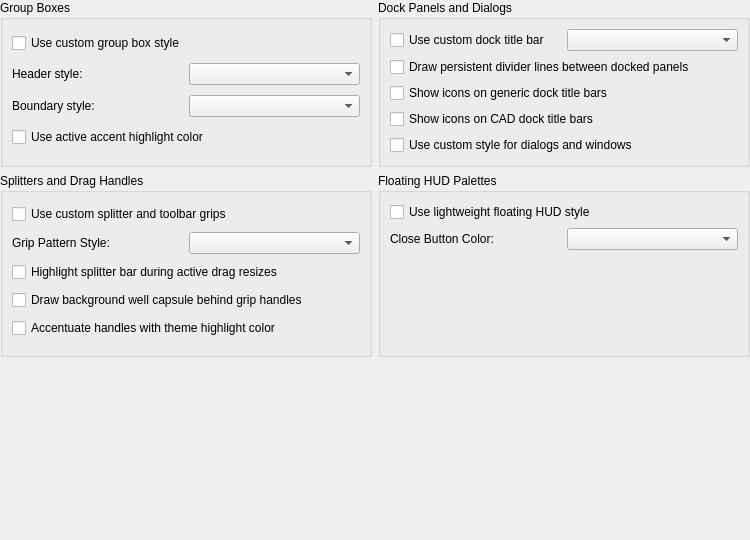
This is librecad/src/ui/dialogs/settings/options_widget/pages/lc_settings_page_skin_containers.ui in sand1024/LibreCAD as Qt 5 draws it before an edit. The edited form follows.
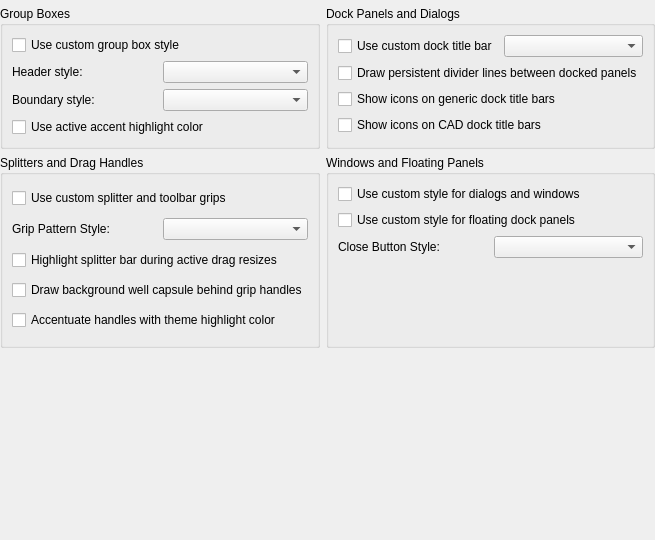
This is the edited form. Custom widgets are drawn as their Qt base class.

Commit message: app colors commons

```diff
--- a/librecad/src/ui/dialogs/settings/options_widget/pages/lc_settings_page_skin_containers.ui
+++ b/librecad/src/ui/dialogs/settings/options_widget/pages/lc_settings_page_skin_containers.ui
@@ -6,7 +6,7 @@
    <rect>
     <x>0</x>
     <y>0</y>
-    <width>750</width>
+    <width>640</width>
     <height>540</height>
    </rect>
   </property>
@@ -36,7 +36,14 @@
      </property>
     </spacer>
    </item>
-   <item row="0" column="1">
+   <item row="0" column="0" colspan="2">
+    <widget class="LC_SettingsBannerWidget" name="bannerWidget" native="true">
+     <property name="visible">
+      <bool>false</bool>
+     </property>
+    </widget>
+   </item>
+   <item row="1" column="1">
     <widget class="QGroupBox" name="gbDockTitle">
      <property name="title">
       <string>Dock Panels and Dialogs</string>
@@ -92,20 +99,10 @@
         </property>
        </widget>
       </item>
-      <item row="4" column="0" colspan="2">
-       <widget class="QCheckBox" name="chkCustomDialogTitleBar">
-        <property name="toolTip">
-         <string>Render dialogs and windows with lightweight custom titlebars and active highlights.</string>
-        </property>
-        <property name="text">
-         <string>Use custom style for dialogs and windows</string>
-        </property>
-       </widget>
-      </item>
      </layout>
     </widget>
    </item>
-   <item row="0" column="0">
+   <item row="1" column="0">
     <widget class="QGroupBox" name="gbGroupBox">
      <property name="title">
       <string>Group Boxes</string>
@@ -174,23 +171,13 @@
      </layout>
     </widget>
    </item>
-   <item row="1" column="1">
+   <item row="2" column="1">
     <widget class="QGroupBox" name="gbFloatingHUD">
      <property name="title">
-      <string>Floating HUD Palettes</string>
+      <string>Windows and Floating Panels</string>
      </property>
      <layout class="QGridLayout" name="gridLayout_hud">
-      <item row="0" column="0" colspan="2">
-       <widget class="QCheckBox" name="chkUseFloatingHUD">
-        <property name="toolTip">
-         <string>Render floating dock widgets and detachable menus as lightweight frosted HUD overlay panels.</string>
-        </property>
-        <property name="text">
-         <string>Use lightweight floating HUD style</string>
-        </property>
-       </widget>
-      </item>
-      <item row="1" column="1">
+      <item row="3" column="1">
        <widget class="QComboBox" name="cbCloseColorPolicy">
         <property name="toolTip">
          <string>Select close button hover/idle color policy.</string>
@@ -200,17 +187,7 @@
         </property>
        </widget>
       </item>
-      <item row="1" column="0">
-       <widget class="QLabel" name="lblCloseColor">
-        <property name="toolTip">
-         <string>Select visual color policy applied to floating HUD close button.</string>
-        </property>
-        <property name="text">
-         <string>Close Button Color:</string>
-        </property>
-       </widget>
-      </item>
-      <item row="2" column="1">
+      <item row="4" column="1">
        <spacer name="verticalSpacer_2">
         <property name="orientation">
          <enum>Qt::Orientation::Vertical</enum>
@@ -223,10 +200,46 @@
         </property>
        </spacer>
       </item>
+      <item row="3" column="0">
+       <widget class="QLabel" name="lblCloseColor">
+        <property name="toolTip">
+         <string>Select visual color policy applied to title bar close buttons.</string>
+        </property>
+        <property name="text">
+         <string>Close Button Style:</string>
+        </property>
+       </widget>
+      </item>
+      <item row="2" column="0" colspan="2">
+       <widget class="QCheckBox" name="chkUseFloatingHUDDocks">
+        <property name="toolTip">
+         <string>Dock Custom Style
+
+Renders floating dock panels with custom title bars and borders
+instead of native operating system window frames.</string>
+        </property>
+        <property name="text">
+         <string>Use custom style for floating dock panels</string>
+        </property>
+       </widget>
+      </item>
+      <item row="1" column="0" colspan="2">
+       <widget class="QCheckBox" name="chkCustomDialogTitleBar">
+        <property name="toolTip">
+         <string>Windows Style
+
+Renders dialogs and windows with lightweight custom title bars
+and active highlights instead of native operating system window frames.</string>
+        </property>
+        <property name="text">
+         <string>Use custom style for dialogs and windows</string>
+        </property>
+       </widget>
+      </item>
      </layout>
     </widget>
    </item>
-   <item row="1" column="0">
+   <item row="2" column="0">
     <widget class="QGroupBox" name="gbSplitterGrips">
      <property name="title">
       <string>Splitters and Drag Handles</string>
@@ -297,6 +310,14 @@
    </item>
   </layout>
  </widget>
+ <customwidgets>
+  <customwidget>
+   <class>LC_SettingsBannerWidget</class>
+   <extends>QWidget</extends>
+   <header>lc_settings_banner_widget.h</header>
+   <container>1</container>
+  </customwidget>
+ </customwidgets>
  <resources/>
  <connections/>
 </ui>
```
Left out of the diff: 62 changed lines with no effect on the pictures. The commit also changes 53 other files.
